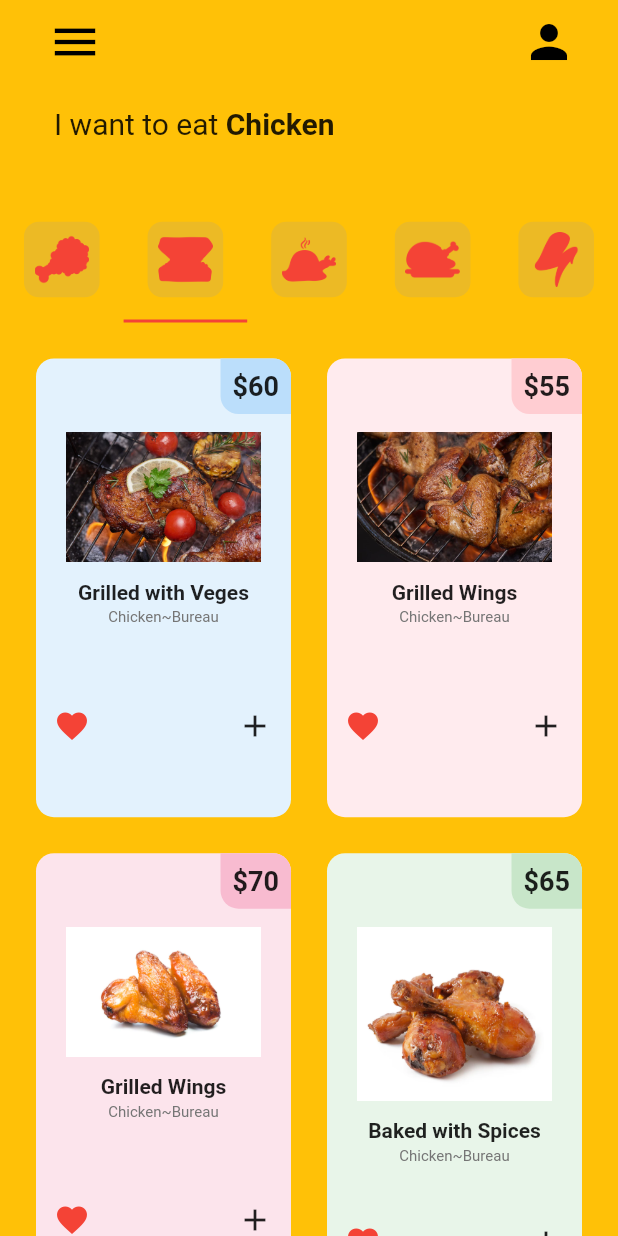
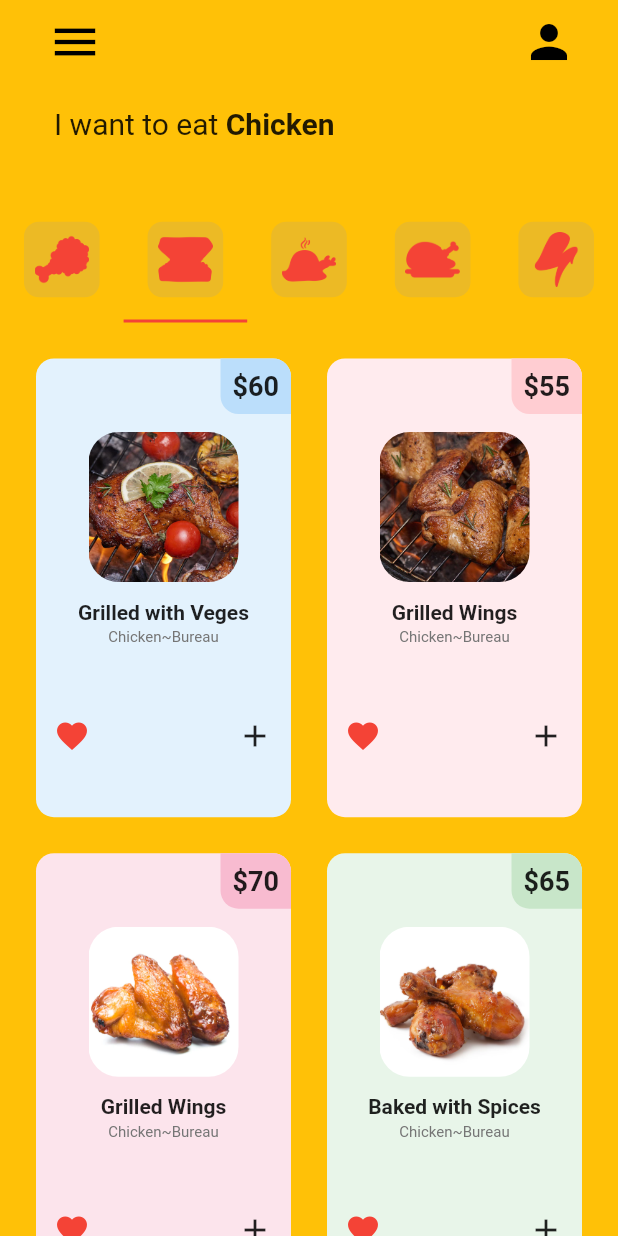
Before and after one commit to Piro224/restaurant_app_UI, a Flutter app: the screen it shows after launch, tab 2 chosen, after a tap on the "add" icon, on a phone screen of 412 x 824 dp. Run offline on Flutter 3.47's test engine with Material 2 defaults, Android fonts, the phone set to English and light mode, and no system bars.

Commit message:
first commit

```diff
--- a/lib/tabs/grilled_tab.dart
+++ b/lib/tabs/grilled_tab.dart
@@ -1,4 +1,4 @@
-// ignore_for_file: prefer_const_constructors, avoid_unnecessary_containers
+// ignore_for_file: prefer_const_constructors, avoid_unnecessary_containers, must_be_immutable
 
 import 'package:flutter/material.dart';
 import 'package:restaurant_app/util/grilled_tile.dart';
@@ -13,6 +13,8 @@ List <dynamic>grilledChicken = [
     ["Grilled with Potatoes", "60", Colors.deepOrange, "assets/img/grilled-chicken-with-fried-potatoes.webp"],
     ["Grilled chicken", "70", Colors.purple, "assets/img/grilled-chicken.jpg"],
   ];
+
+  GrilledView({super.key});
 
   @override
   Widget build(BuildContext context) {
--- a/lib/tabs/spicy_tab.dart
+++ b/lib/tabs/spicy_tab.dart
@@ -1,4 +1,4 @@
-// ignore_for_file: prefer_const_constructors, avoid_unnecessary_containers
+// ignore_for_file: prefer_const_constructors, avoid_unnecessary_containers, must_be_immutable
 
 import 'package:flutter/material.dart';
 import 'package:restaurant_app/util/crispy_tile.dart';
@@ -13,6 +13,8 @@ List <dynamic>crispyChicken = [
     ["Baked with Tabaka", "55", Colors.deepOrange, "assets/img/baked-chicken-tabaka-with-spices.webp"],
     ["Baked Quails", "70", Colors.purple, "assets/img/baked-quails-pan-dark-surface.webp"],
   ];
+
+  SpicyView({super.key});
 
   @override
   Widget build(BuildContext context) {
--- a/lib/tabs/wings_tab.dart
+++ b/lib/tabs/wings_tab.dart
@@ -1,4 +1,4 @@
-// ignore_for_file: prefer_const_constructors
+// ignore_for_file: prefer_const_constructors, must_be_immutable
 
 import 'package:flutter/material.dart';
 import 'package:restaurant_app/util/crispy_tile.dart';
@@ -14,6 +14,8 @@ class WingsView  extends StatelessWidget {
     ["Baked with Tabaka", "55", Colors.deepOrange, "assets/img/baked-chicken-tabaka-with-spices.webp"],
     ["Baked Quails", "70", Colors.purple, "assets/img/baked-quails-pan-dark-surface.webp"],
   ];
+
+  WingsView({super.key});
 
   @override
   Widget build(BuildContext context) {
--- a/lib/util/fried_tile.dart
+++ b/lib/util/fried_tile.dart
@@ -1,4 +1,4 @@
-// ignore_for_file: must_be_immutable, prefer_const_constructors,
+// ignore_for_file: must_be_immutable, prefer_const_constructors,, prefer_typing_uninitialized_variables
 
 import 'package:flutter/material.dart';
 
@@ -39,8 +39,8 @@ class FriedTile extends StatelessWidget {
                     padding: const EdgeInsets.all(8.0),
                     child: Text(
                       "\$$friedPrice",
-                      style: TextStyle(
-                          fontWeight: FontWeight.bold, fontSize: 18),
+                      style:
+                          TextStyle(fontWeight: FontWeight.bold, fontSize: 18),
                     ),
                   ),
                 ),
@@ -49,12 +49,18 @@ class FriedTile extends StatelessWidget {
 
             //image
             Padding(
-              padding:
-                  const EdgeInsets.symmetric(horizontal: 20, vertical: 12),
+              padding: const EdgeInsets.symmetric(horizontal: 20, vertical: 12),
               child: SizedBox(
-                child: Image.asset(
-                  friedImage,
-                  fit: BoxFit.fill,
+                child: SizedBox(
+                  height: 100,
+                  width: 100,
+                  child: ClipRRect(
+                    borderRadius: BorderRadius.circular(20),
+                    child: Image.asset(
+                      friedImage,
+                      fit: BoxFit.cover,
+                    ),
+                  ),
                 ),
               ),
             ),
--- a/lib/util/grilled_tile.dart
+++ b/lib/util/grilled_tile.dart
@@ -1,5 +1,6 @@
+// ignore_for_file: prefer_typing_uninitialized_variables
+
 import 'package:flutter/material.dart';
-
 
 class GrilledTile extends StatelessWidget {
   final String grilledDish;
@@ -29,7 +30,7 @@ class GrilledTile extends StatelessWidget {
               children: [
                 Container(
                   decoration: BoxDecoration(
-                      borderRadius: BorderRadius.only(
+                      borderRadius: const BorderRadius.only(
                           bottomLeft: Radius.circular(12),
                           topRight: Radius.circular(12)),
                       color: grilledColor[100]),
@@ -38,21 +39,26 @@ class GrilledTile extends StatelessWidget {
                     child: Text(
                       "\$$grilledPrice",
                       style:
-                          TextStyle(fontWeight: FontWeight.bold, fontSize: 18),
+                          const TextStyle(fontWeight: FontWeight.bold, fontSize: 18),
                     ),
                   ),
                 ),
               ],
             ),
 
-            //image
             Padding(
               padding: const EdgeInsets.symmetric(horizontal: 20, vertical: 12),
               child: SizedBox(
-
-                child: Image.asset(
-                  grilledImage,
-                  fit: BoxFit.fill,
+                child: SizedBox(
+                  height: 100,
+                  width: 100,
+                  child: ClipRRect(
+                    borderRadius: BorderRadius.circular(20),
+                    child: Image.asset(
+                      grilledImage,
+                      fit: BoxFit.cover,
+                    ),
+                  ),
                 ),
               ),
             ),
@@ -61,7 +67,7 @@ class GrilledTile extends StatelessWidget {
             Center(
                 child: Text(
               grilledDish,
-              style: TextStyle(fontWeight: FontWeight.bold, fontSize: 14),
+              style: const TextStyle(fontWeight: FontWeight.bold, fontSize: 14),
             )),
             const SizedBox(
               height: 3,
@@ -80,14 +86,14 @@ class GrilledTile extends StatelessWidget {
                 //favourite icon
                 children: [
                   IconButton(
-                    icon: Icon(
+                    icon: const Icon(
                       Icons.favorite,
                       color: Colors.red,
                     ),
                     onPressed: () {},
                   ),
                   IconButton(
-                    icon: Icon(Icons.add),
+                    icon: const Icon(Icons.add),
                     onPressed: () {},
                   ),
                 ],
```
Also changed, not shown: lib/tabs/fried_tab.dart (+5 -3 lines), lib/util/crispy_tile.dart (+10 -4 lines), lib/util/spicy_tile.dart (+17 -10 lines), lib/util/wing_tile.dart (+23 -7 lines).
